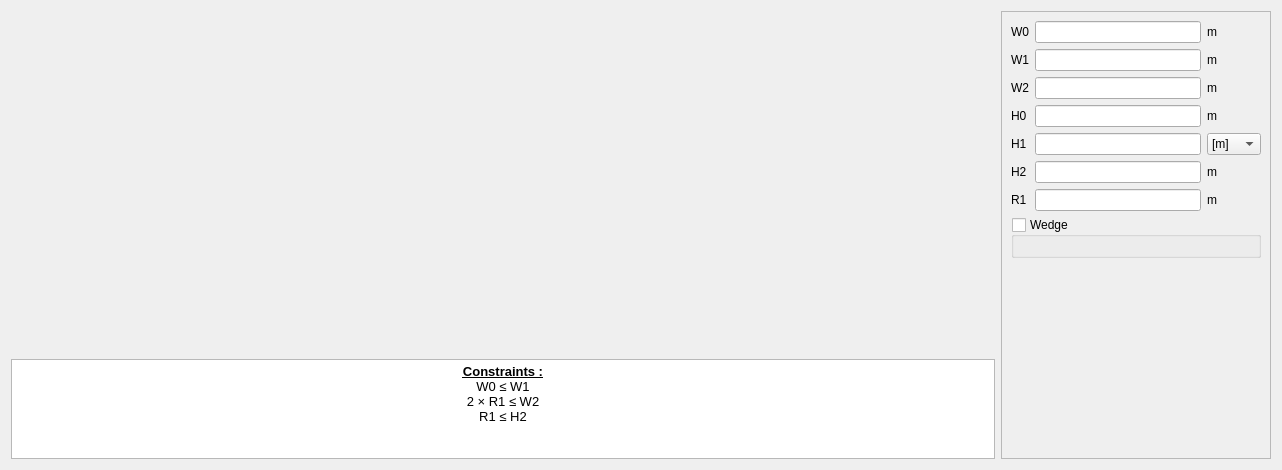
Qt form pyleecan/GUI/Dialog/DMachineSetup/SWSlot/PWSlot11/PWSlot11.ui (Eomys/pyleecan) before a commit.
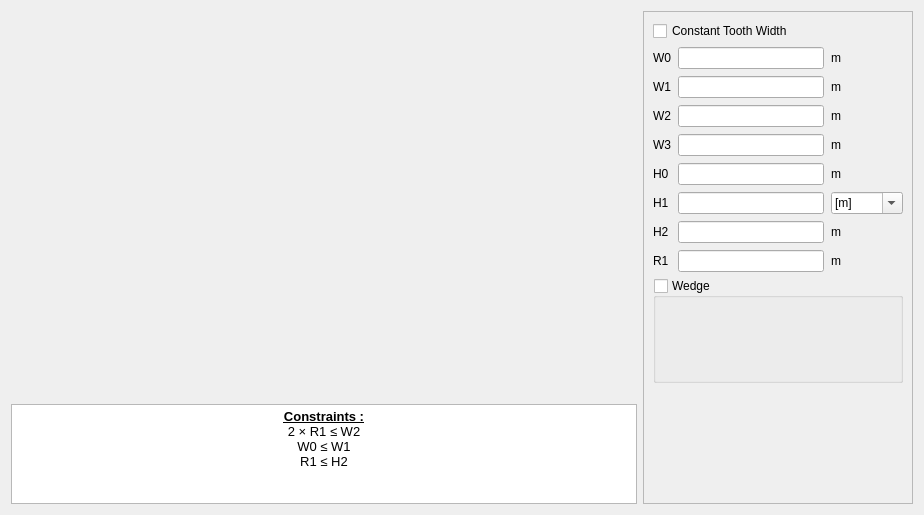
The same form after that commit. Icons and pictures are not drawn. Custom widgets are drawn as their Qt base class.

Commit message: [NF] adding methods is_cstt_tooth. Modification all documents to adapted at method is_cstt_tooth and change GUI

The edit to the form file:
```diff
--- a/pyleecan/GUI/Dialog/DMachineSetup/SWSlot/PWSlot11/PWSlot11.ui
+++ b/pyleecan/GUI/Dialog/DMachineSetup/SWSlot/PWSlot11/PWSlot11.ui
@@ -6,8 +6,8 @@
    <rect>
     <x>0</x>
     <y>0</y>
-    <width>1282</width>
-    <height>470</height>
+    <width>924</width>
+    <height>515</height>
    </rect>
   </property>
   <property name="minimumSize">
@@ -27,7 +27,7 @@
   </property>
   <layout class="QHBoxLayout" name="horizontalLayout">
    <item>
-    <layout class="QVBoxLayout" name="verticalLayout_3">
+    <layout class="QVBoxLayout" name="verticalLayout_2">
      <item>
       <widget class="QLabel" name="img_slot">
        <property name="sizePolicy">
@@ -73,14 +73,17 @@
        <property name="verticalScrollBarPolicy">
         <enum>Qt::ScrollBarAlwaysOff</enum>
        </property>
+       <property name="undoRedoEnabled">
+        <bool>true</bool>
+       </property>
        <property name="html">
         <string>&lt;!DOCTYPE HTML PUBLIC &quot;-//W3C//DTD HTML 4.0//EN&quot; &quot;http://www.w3.org/TR/REC-html40/strict.dtd&quot;&gt;
 &lt;html&gt;&lt;head&gt;&lt;meta name=&quot;qrichtext&quot; content=&quot;1&quot; /&gt;&lt;style type=&quot;text/css&quot;&gt;
 p, li { white-space: pre-wrap; }
 &lt;/style&gt;&lt;/head&gt;&lt;body style=&quot; font-family:'MS Shell Dlg 2'; font-size:7.8pt; font-weight:400; font-style:normal;&quot;&gt;
 &lt;p align=&quot;center&quot; style=&quot; margin-top:0px; margin-bottom:0px; margin-left:0px; margin-right:0px; -qt-block-indent:0; text-indent:0px;&quot;&gt;&lt;span style=&quot; font-size:10pt; font-weight:600; text-decoration: underline;&quot;&gt;Constraints :&lt;/span&gt;&lt;/p&gt;
-&lt;p align=&quot;center&quot; style=&quot; margin-top:0px; margin-bottom:0px; margin-left:0px; margin-right:0px; -qt-block-indent:0; text-indent:0px;&quot;&gt;&lt;span style=&quot; font-size:10pt;&quot;&gt;W0 ≤ W1&lt;/span&gt;&lt;/p&gt;
 &lt;p align=&quot;center&quot; style=&quot; margin-top:0px; margin-bottom:0px; margin-left:0px; margin-right:0px; -qt-block-indent:0; text-indent:0px;&quot;&gt;&lt;span style=&quot; font-size:10pt;&quot;&gt;2 × R1 ≤ W2&lt;/span&gt;&lt;/p&gt;
+&lt;p align=&quot;center&quot; style=&quot; margin-top:0px; margin-bottom:0px; margin-left:0px; margin-right:0px; -qt-block-indent:0; text-indent:0px;&quot;&gt;&lt;span style=&quot; font-size:10pt;&quot;&gt;W0 ≤ W1&lt;/span&gt;&lt;/p&gt;
 &lt;p align=&quot;center&quot; style=&quot; margin-top:0px; margin-bottom:0px; margin-left:0px; margin-right:0px; -qt-block-indent:0; text-indent:0px;&quot;&gt;&lt;span style=&quot; font-size:10pt;&quot;&gt;R1 ≤ H2&lt;/span&gt;&lt;/p&gt;&lt;/body&gt;&lt;/html&gt;</string>
        </property>
        <property name="textInteractionFlags">
@@ -113,29 +116,45 @@
         <x>0</x>
         <y>0</y>
         <width>268</width>
-        <height>446</height>
+        <height>491</height>
        </rect>
       </property>
-      <layout class="QVBoxLayout" name="verticalLayout_2">
+      <layout class="QVBoxLayout" name="verticalLayout_3">
+       <item>
+        <widget class="QCheckBox" name="is_cst_tooth">
+         <property name="text">
+          <string>Constant Tooth Width</string>
+         </property>
+        </widget>
+       </item>
        <item>
         <layout class="QGridLayout" name="gridLayout">
-         <item row="0" column="0">
-          <widget class="QLabel" name="in_W0">
+         <property name="spacing">
+          <number>7</number>
+         </property>
+         <item row="5" column="1">
+          <widget class="FloatEdit" name="lf_H1"/>
+         </item>
+         <item row="5" column="0">
+          <widget class="QLabel" name="in_H1">
            <property name="text">
-            <string>W0</string>
+            <string>H1</string>
            </property>
           </widget>
          </item>
-         <item row="0" column="1">
-          <widget class="FloatEdit" name="lf_W0"/>
-         </item>
-         <item row="0" column="2">
-          <widget class="QLabel" name="unit_W0">
-           <property name="text">
-            <string>m</string>
+         <item row="5" column="4">
+          <widget class="QComboBox" name="c_H1_unit">
+           <property name="editable">
+            <bool>true</bool>
            </property>
+           <property name="currentText">
+            <string>[m]</string>
+           </property>
           </widget>
          </item>
+         <item row="4" column="1">
+          <widget class="FloatEdit" name="lf_H0"/>
+         </item>
          <item row="1" column="0">
           <widget class="QLabel" name="in_W1">
            <property name="text">
@@ -143,13 +162,17 @@
            </property>
           </widget>
          </item>
-         <item row="1" column="1">
-          <widget class="FloatEdit" name="lf_W1"/>
+         <item row="3" column="0">
+          <widget class="QLabel" name="in_W3">
+           <property name="text">
+            <string>W3</string>
+           </property>
+          </widget>
          </item>
-         <item row="1" column="2">
-          <widget class="QLabel" name="unit_W1">
+         <item row="6" column="0">
+          <widget class="QLabel" name="in_H2">
            <property name="text">
-            <string>m</string>
+            <string>H2</string>
            </property>
           </widget>
          </item>
@@ -160,90 +183,88 @@
            </property>
           </widget>
          </item>
+         <item row="0" column="1">
+          <widget class="FloatEdit" name="lf_W0"/>
+         </item>
          <item row="2" column="1">
           <widget class="FloatEdit" name="lf_W2"/>
          </item>
-         <item row="2" column="2">
-          <widget class="QLabel" name="unit_W2">
+         <item row="1" column="4">
+          <widget class="QLabel" name="unit_W1">
            <property name="text">
             <string>m</string>
            </property>
           </widget>
          </item>
-         <item row="3" column="0">
+         <item row="1" column="1">
+          <widget class="FloatEdit" name="lf_W1"/>
+         </item>
+         <item row="4" column="0">
           <widget class="QLabel" name="in_H0">
            <property name="text">
             <string>H0</string>
            </property>
           </widget>
          </item>
+         <item row="6" column="4">
+          <widget class="QLabel" name="unit_H2">
+           <property name="text">
+            <string>m</string>
+           </property>
+          </widget>
+         </item>
+         <item row="0" column="0">
+          <widget class="QLabel" name="in_W0">
+           <property name="text">
+            <string>W0</string>
+           </property>
+          </widget>
+         </item>
          <item row="3" column="1">
-          <widget class="FloatEdit" name="lf_H0"/>
+          <widget class="FloatEdit" name="lf_W3"/>
          </item>
-         <item row="3" column="2">
+         <item row="0" column="4">
+          <widget class="QLabel" name="unit_W0">
+           <property name="text">
+            <string>m</string>
+           </property>
+          </widget>
+         </item>
+         <item row="2" column="4">
+          <widget class="QLabel" name="unit_W2">
+           <property name="text">
+            <string>m</string>
+           </property>
+          </widget>
+         </item>
+         <item row="4" column="4">
           <widget class="QLabel" name="unit_H0">
            <property name="text">
             <string>m</string>
            </property>
           </widget>
          </item>
-         <item row="4" column="0">
-          <widget class="QLabel" name="in_H1">
-           <property name="text">
-            <string>H1</string>
-           </property>
-          </widget>
-         </item>
-         <item row="4" column="1">
-          <widget class="FloatEdit" name="lf_H1"/>
-         </item>
-         <item row="4" column="2">
-          <widget class="QComboBox" name="c_H1_unit">
-           <item>
-            <property name="text">
-             <string>[m]</string>
-            </property>
-           </item>
-           <item>
-            <property name="text">
-             <string>[rad]</string>
-            </property>
-           </item>
-           <item>
-            <property name="text">
-             <string>[°]</string>
-            </property>
-           </item>
-          </widget>
-         </item>
-         <item row="5" column="0">
-          <widget class="QLabel" name="in_H2">
-           <property name="text">
-            <string>H2</string>
-           </property>
-          </widget>
-         </item>
-         <item row="5" column="1">
+         <item row="6" column="1">
           <widget class="FloatEdit" name="lf_H2"/>
          </item>
-         <item row="5" column="2">
-          <widget class="QLabel" name="unit_H2">
+         <item row="3" column="4">
+          <widget class="QLabel" name="unit_W3">
            <property name="text">
             <string>m</string>
            </property>
           </widget>
          </item>
-         <item row="6" column="0">
+         <item row="7" column="0">
           <widget class="QLabel" name="in_R1">
            <property name="text">
             <string>R1</string>
            </property>
           </widget>
          </item>
-         <item row="6" column="1">
+         <item row="7" column="1">
           <widget class="FloatEdit" name="lf_R1"/>
          </item>
-         <item row="6" column="2">
+         <item row="7" column="4">
           <widget class="QLabel" name="unit_R1">
            <property name="text">
             <string>m</string>
@@ -277,19 +298,6 @@
          </layout>
         </widget>
        </item>
-       <item>
-        <spacer name="verticalSpacer">
-         <property name="orientation">
-          <enum>Qt::Vertical</enum>
-         </property>
-         <property name="sizeHint" stdset="0">
-          <size>
-           <width>20</width>
-           <height>40</height>
-          </size>
-         </property>
-        </spacer>
-       </item>
        <item>
         <widget class="WWSlotOut" name="w_out" native="true"/>
        </item>
```
Left out of the diff: 4 changed lines with no effect on the pictures. The commit also changes 9 other files.
